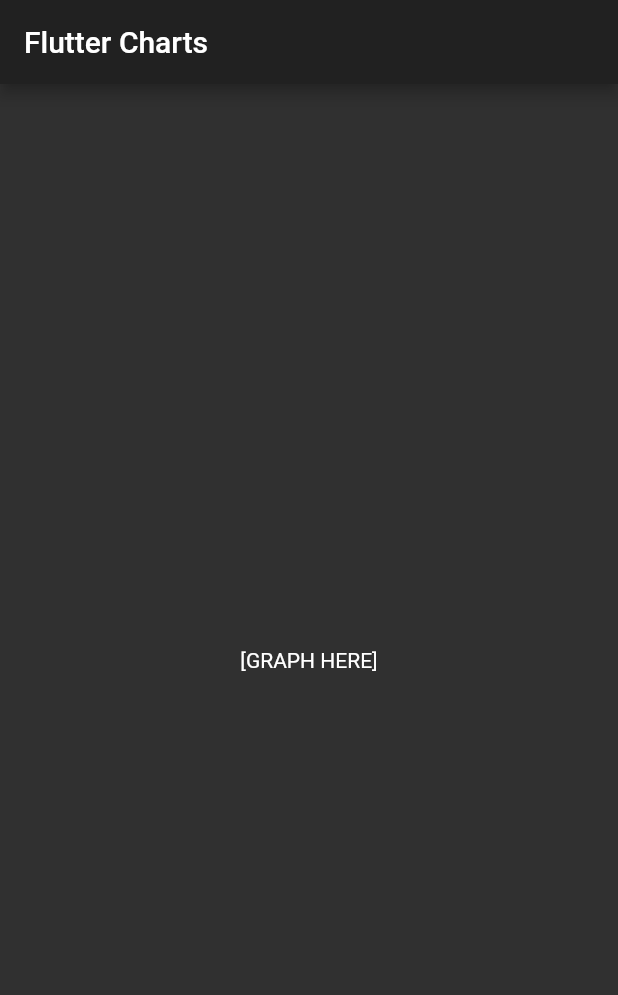
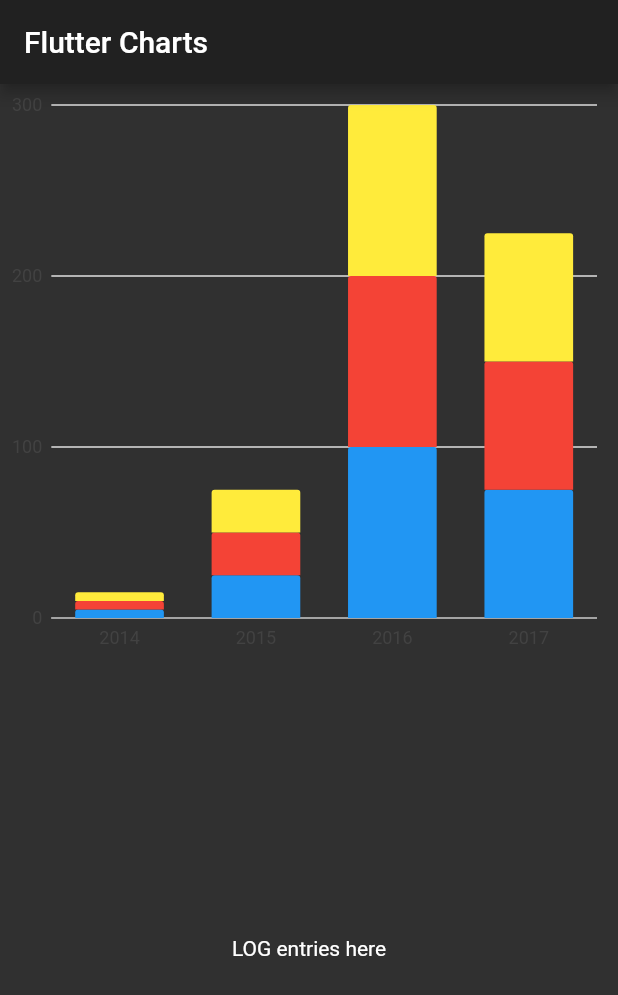
Before and after one commit to paxcodes/flutter-charts, a Flutter app: the screen it shows after launch, on a phone screen of 412 x 824 dp. Shown: the top 995 px of the screen. Run offline on Flutter 3.47's test engine with Material 2 defaults, Android fonts, the phone set to English and light mode, and no system bars; our stand-ins replace charts_flutter.

Commit message:
:sparkles: Create a bar grap

```diff
--- /dev/null
+++ b/lib/components/bar_graph.dart
@@ -0,0 +1,76 @@
+import 'package:flutter/material.dart';
+import 'package:charts_flutter/flutter.dart' as charts;
+
+class StackedBarChart extends StatelessWidget {
+  final List<charts.Series> seriesList;
+  final bool animate;
+
+  StackedBarChart(this.seriesList, {this.animate});
+
+  factory StackedBarChart.withSampleData() {
+    return new StackedBarChart(
+      _createSampleData(),
+      animate: false,
+    );
+  }
+
+  @override
+  Widget build(BuildContext context) {
+    return charts.BarChart(
+      seriesList,
+      animate: animate,
+      barGroupingType: charts.BarGroupingType.stacked,
+    );
+  }
+
+  static List<charts.Series<OrdinalSales, String>> _createSampleData() {
+    final desktopSalesData = [
+      new OrdinalSales('2014', 5),
+      new OrdinalSales('2015', 25),
+      new OrdinalSales('2016', 100),
+      new OrdinalSales('2017', 75),
+    ];
+
+    final tableSalesData = [
+      new OrdinalSales('2014', 5),
+      new OrdinalSales('2015', 25),
+      new OrdinalSales('2016', 100),
+      new OrdinalSales('2017', 75),
+    ];
+
+    final mobileSalesData = [
+      new OrdinalSales('2014', 5),
+      new OrdinalSales('2015', 25),
+      new OrdinalSales('2016', 100),
+      new OrdinalSales('2017', 75),
+    ];
+
+    return [
+      new charts.Series<OrdinalSales, String>(
+        id: 'Desktop',
+        domainFn: (OrdinalSales sales, _) => sales.year,
+        measureFn: (OrdinalSales sales, _) => sales.sales,
+        data: desktopSalesData,
+      ),
+      new charts.Series<OrdinalSales, String>(
+        id: 'Tablet',
+        domainFn: (OrdinalSales sales, _) => sales.year,
+        measureFn: (OrdinalSales sales, _) => sales.sales,
+        data: tableSalesData,
+      ),
+      new charts.Series<OrdinalSales, String>(
+        id: 'Mobile',
+        domainFn: (OrdinalSales sales, _) => sales.year,
+        measureFn: (OrdinalSales sales, _) => sales.sales,
+        data: mobileSalesData,
+      )
+    ];
+  }
+}
+
+class OrdinalSales {
+  final String year;
+  final int sales;
+
+  OrdinalSales(this.year, this.sales);
+}
--- a/lib/main.dart
+++ b/lib/main.dart
@@ -1,4 +1,5 @@
 import 'package:flutter/material.dart';
+import 'package:testchartsapp/components/bar_graph.dart';
 
 void main() => runApp(MyApp());
 
@@ -31,16 +32,13 @@ class _MyHomePageState extends State<MyHomePage> {
       appBar: AppBar(
         title: Text(widget.title),
       ),
-      body: Center(
-        child: Column(
-          mainAxisAlignment: MainAxisAlignment.center,
-          children: <Widget>[
-            Text(
-              '[GRAPH HERE]',
-            ),
-          ],
-        ),
-      ),
+      body: SafeArea(
+          child: Column(
+        children: <Widget>[
+          Expanded(child: StackedBarChart.withSampleData()),
+          Expanded(child: Center(child: Text("LOG entries here"))),
+        ],
+      )),
     );
   }
 }
```
